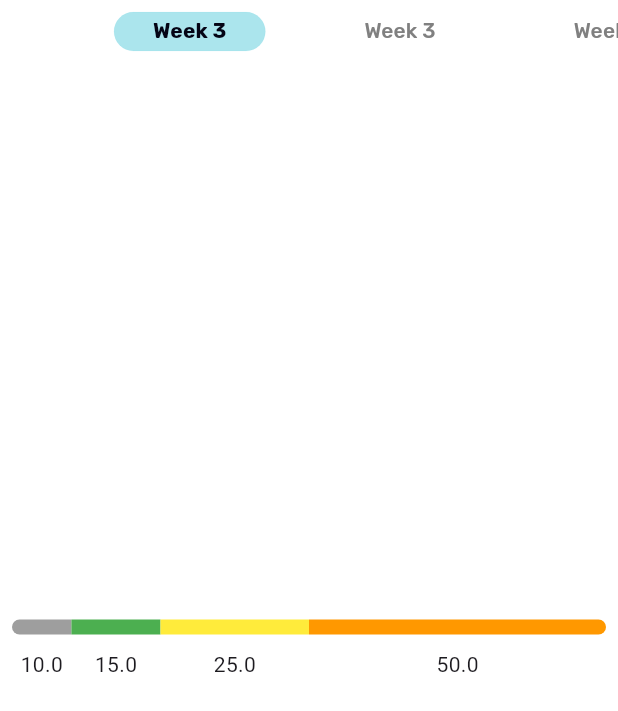
After one commit to jatinkumarsahoo99/fitbe_mobile_app, a Flutter app: the RecommendationScreen screen opened by its route, on a phone screen of 412 x 824 dp. The commit adds this screen. Shown: the top 711 px of the screen. Run offline on Flutter 3.47's test engine with Material 3 defaults, Android fonts, the phone set to English and light mode, and no system bars; our stand-ins replace flutter_svg, google_fonts, percent_indicator, sms_autofill.

Commit message:
widget added by jatin

```diff
--- a/lib/app/app_routes/app_routes.dart
+++ b/lib/app/app_routes/app_routes.dart
@@ -4,6 +4,7 @@ import '../modules/forgot_password/forgot_password.dart';
 import '../modules/forgot_password/forgot_password_otp.dart';
 import '../modules/intro_screen/intro_screen.dart';
 import '../modules/preference_screen/preference_screen.dart';
+import '../modules/recommendation_screen/recommendation_screen.dart';
 import '../modules/signIn_screen.dart';
 import '../modules/signup_screen/signup_screen.dart';
 import '../modules/splash_screen/splash_screen.dart';
@@ -20,6 +21,7 @@ class AppRoutes{
     "/forgotPassword":(context) => const ForgotPassword(),
     "/forgotPasswordOtp":(context) => const ForgotPasswordOtp(),
     "/preferenceScreen":(context) => const PreferenceScreen(),
+    "/recommendationScreen":(context) => const RecommendationScreen(),
   };
 
 }
--- a/lib/app/app_theme/text_styles.dart
+++ b/lib/app/app_theme/text_styles.dart
@@ -46,6 +46,10 @@ class TextStyles{
     return GoogleFonts.rubik(textStyle: TextStyle(fontWeight: fontWeight??FontWeight.w600,fontSize: fontSize??20,color: const Color(0xFF808080)));
   }
 
+  TextStyle googleRubikFontsForText4({double ?fontSize , FontWeight? fontWeight}){
+    return GoogleFonts.rubik(textStyle: TextStyle(fontWeight: fontWeight??FontWeight.w600,fontSize: fontSize??20,color: const Color(0xFF040415)));
+  }
+
   TextStyle googleRubikFontsForSecondaryText({double ?fontSize , FontWeight? fontWeight}){
     return GoogleFonts.rubik(textStyle: TextStyle(fontWeight: fontWeight??FontWeight.w500,fontSize: fontSize??12,color: const Color(0xFF404040)));
   }
--- /dev/null
+++ b/lib/app/common_widgets/bmi_category_bar.dart
@@ -0,0 +1,78 @@
+import 'package:flutter/material.dart';
+
+class BMICategoryBar extends StatelessWidget {
+
+   BMICategoryBar({super.key});
+
+  List<double> lstData = [10,15,25,50];
+
+
+
+  @override
+  Widget build(BuildContext context) {
+
+    double totalSum = lstData.fold(0, (prev, element) => prev + element);
+    Size size = MediaQuery.of(context).size;
+    return Column(
+      mainAxisAlignment: MainAxisAlignment.center,
+      children: [
+        Row(
+          children: [
+            Container(
+              height: 10,
+              width: calculateWidth(totalSum,size.width,lstData[0]),
+              // color: Colors.grey,
+              decoration: const BoxDecoration(
+                color: Colors.grey,
+                borderRadius: BorderRadius.only(
+                  topLeft: Radius.circular(30.0),
+                  bottomLeft: Radius.circular(30.0),
+                ),
+              ),
+            ),
+            Container(
+              height: 10,
+              width: calculateWidth(totalSum,size.width,lstData[1]),
+              color: Colors.green,
+            ),
+            Container(
+              height: 10,
+              width: calculateWidth(totalSum,size.width,lstData[2]),
+              color: Colors.yellow,
+            ),
+            Container(
+              height: 10,
+              width: calculateWidth(totalSum,size.width,lstData[3]),
+              // color: Colors.orange,
+              decoration: const BoxDecoration(
+                color: Colors.orange,
+                borderRadius: BorderRadius.only(
+                  topRight: Radius.circular(30.0),
+                  bottomRight: Radius.circular(30.0),
+                ),
+              ),
+            ),
+          ],
+        ),
+        SizedBox(height: 10),
+        Row(
+          // mainAxisAlignment: MainAxisAlignment.spaceBetween,
+          children:List.generate(lstData.length, (index) => SizedBox(
+              width: calculateWidth(totalSum,size.width,lstData[index]),
+              child: Row(
+                mainAxisAlignment: MainAxisAlignment.center,
+                children: [
+                  Text("${lstData[index]}"),
+                ],
+              ))),
+        ),
+      ],
+    );
+  }
+
+   calculateWidth(double totalSumPer,double screenSize,double perCen) {
+     screenSize = screenSize -16;
+    return (perCen /totalSumPer) * screenSize;
+
+  }
+}
--- /dev/null
+++ b/lib/app/common_widgets/custome_tab_view.dart
@@ -0,0 +1,161 @@
+import 'package:flutter/material.dart';
+
+import '../app_theme/text_styles.dart';
+
+
+class CustomTabView extends StatefulWidget {
+  final int itemCount;
+  final IndexedWidgetBuilder tabBuilder;
+  final IndexedWidgetBuilder pageBuilder;
+  final Widget? stub;
+  final ValueChanged<int>? onPositionChange;
+  final ValueChanged<double>? onScroll;
+  final int? initPosition;
+
+  const CustomTabView({super.key,
+    required this.itemCount,
+    required this.tabBuilder,
+    required this.pageBuilder,
+    this.stub,
+    this.onPositionChange,
+    this.onScroll,
+    this.initPosition,
+  });
+
+  @override
+  _CustomTabsState createState() => _CustomTabsState();
+}
+
+class _CustomTabsState extends State<CustomTabView> with TickerProviderStateMixin {
+  TabController? controller;
+  int? _currentCount;
+  int? _currentPosition;
+
+  @override
+  void initState() {
+    _currentPosition = widget.initPosition ?? 0;
+    controller = TabController(
+      length: widget.itemCount,
+      vsync: this,
+      initialIndex: _currentPosition!,
+    );
+    controller?.addListener(onPositionChange);
+    controller?.animation?.addListener(onScroll);
+    _currentCount = widget.itemCount;
+    super.initState();
+  }
+
+  @override
+  void didUpdateWidget(CustomTabView oldWidget) {
+    if (_currentCount != widget.itemCount) {
+      controller?.animation?.removeListener(onScroll);
+      controller?.removeListener(onPositionChange);
+      controller?.dispose();
+
+      if (widget.initPosition != null) {
+        _currentPosition = widget.initPosition;
+      }
+
+      if (_currentPosition! > widget.itemCount - 1) {
+        _currentPosition = widget.itemCount - 1;
+        _currentPosition = _currentPosition! < 0 ? 0 :
+        _currentPosition;
+        if (widget.onPositionChange is ValueChanged<int>) {
+          WidgetsBinding.instance.addPostFrameCallback((_){
+            if(mounted) {
+              widget.onPositionChange!(_currentPosition!);
+            }
+          });
+        }
+      }
+
+      _currentCount = widget.itemCount;
+      setState(() {
+        controller = TabController(
+          length: widget.itemCount,
+          vsync: this,
+          initialIndex: _currentPosition!,
+        );
+        controller?.addListener(onPositionChange);
+        controller?.animation?.addListener(onScroll);
+      });
+    } else if (widget.initPosition != null) {
+      controller?.animateTo(widget.initPosition!);
+    }
+
+    super.didUpdateWidget(oldWidget);
+  }
+
+  @override
+  void dispose() {
+    controller?.animation?.removeListener(onScroll);
+    controller?.removeListener(onPositionChange);
+    controller?.dispose();
+    super.dispose();
+  }
+
+  @override
+  Widget build(BuildContext context) {
+    if (widget.itemCount < 1) return widget.stub ?? Container();
+
+    return Column(
+      crossAxisAlignment: CrossAxisAlignment.stretch,
+      children: <Widget>[
+        Container(
+          alignment: Alignment.center,
+          child: TabBar(
+            labelStyle: TextStyles(context).googleRubikFontsForText4(fontSize: 14,fontWeight: FontWeight.w700),
+            isScrollable: true,
+            controller: controller,
+            labelColor: const Color(0xFF040415),
+            unselectedLabelColor: const Color(0xFF808080),
+            indicator: BoxDecoration(
+              border: Border.all(color: const Color(0xFF2CBFD3).withOpacity(0.4),width: 0.1),
+              color: const Color(0xFF2CBFD3).withOpacity(0.4),
+              borderRadius: const BorderRadius.all(Radius.circular(30)),
+            ),
+            indicatorPadding: const EdgeInsets.all(4),
+            // unselectedLabelStyle: const TextStyle(color:  Color(0xFF808080)),
+            unselectedLabelStyle:  TextStyles(context).googleRubikFontsForText(fontSize: 14,fontWeight: FontWeight.w500),
+            dividerColor: Colors.white,
+            padding:const EdgeInsets.all(4),
+
+            // splashBorderRadius: ,
+
+            tabs: List.generate(
+              widget.itemCount,
+                  (index) => Padding(
+                    padding: const EdgeInsets.only(left: 30.0,right: 30),
+                    child: widget.tabBuilder(context, index),
+                  ),
+            ),
+          ),
+        ),
+        Expanded(
+          child: TabBarView(
+            controller: controller,
+            children: List.generate(
+              widget.itemCount,
+                  (index) => widget.pageBuilder(context, index),
+            ),
+          ),
+        ),
+      ],
+    );
+  }
+
+  onPositionChange() {
+    if (!(controller?.indexIsChanging)!) {
+      _currentPosition = controller?.index;
+      if (widget.onPositionChange is ValueChanged<int>) {
+        widget.onPositionChange!(_currentPosition!);
+      }
+    }
+  }
+
+  onScroll() {
+    if (widget.onScroll is ValueChanged<double>) {
+      widget.onScroll!(controller?.animation?.value??0);
+    }
+  }
+}
--- a/lib/app/modules/preference_screen/gender_screen.dart
+++ b/lib/app/modules/preference_screen/gender_screen.dart
@@ -5,8 +5,8 @@ import 'package:flutter/material.dart';
 import '../../app_theme/text_styles.dart';
 
 class GenderScreen extends StatefulWidget {
-  Function(int index) onTap;
-   GenderScreen({super.key,required this.onTap});
+   final Function(int index) onTap;
+   const GenderScreen({super.key,required this.onTap});
 
   @override
   State<GenderScreen> createState() => _GenderScreenState();
--- a/lib/app/modules/preference_screen/preference_screen.dart
+++ b/lib/app/modules/preference_screen/preference_screen.dart
@@ -211,9 +211,13 @@ class _PreferenceScreenState extends State<PreferenceScreen> {
                 radius: 30,
                 height: 48,
                 onTap: () {
-                  pageController.nextPage(
-                      duration: const Duration(milliseconds: 300),
-                      curve: Curves.easeOut);
+                  if((currentShowIndex + 1) < 6) {
+                    pageController.nextPage(
+                        duration: const Duration(milliseconds: 300),
+                        curve: Curves.easeOut);
+                  }else{
+                    Navigator.pushNamed(context, "/recommendationScreen");
+                  }
                   // NavigationServices(context).gotoTabScreen();
                   // Navigator.pushNamed(context, "/preferenceScreen");
                 },
--- /dev/null
+++ b/lib/app/modules/recommendation_screen/recommendation_screen.dart
@@ -0,0 +1,41 @@
+import 'package:flutter/material.dart';
+
+import '../../common_widgets/bmi_category_bar.dart';
+import '../../common_widgets/custome_tab_view.dart';
+
+class RecommendationScreen extends StatefulWidget {
+  const RecommendationScreen({super.key});
+
+  @override
+  State<RecommendationScreen> createState() => _RecommendationScreenState();
+}
+
+class _RecommendationScreenState extends State<RecommendationScreen> {
+  @override
+  Widget build(BuildContext context) {
+    return Scaffold(
+      body: SafeArea(
+        child: CustomTabView(
+          itemCount: 3,
+          tabBuilder: (BuildContext context, int index) {
+            return const Tab(
+              text: "Week 3",
+              height: 32,
+            );
+          },
+          pageBuilder: (BuildContext context, int index) {
+            return  Padding(
+              padding: const EdgeInsets.all(8.0),
+              child: BMICategoryBar(),
+            );
+          },
+          onPositionChange: (index) {
+
+          },
+          onScroll: (position) =>
+              debugPrint("On Scrolled Called>>>>${position.toString()}"),
+        ),
+      ),
+    );
+  }
+}
```
